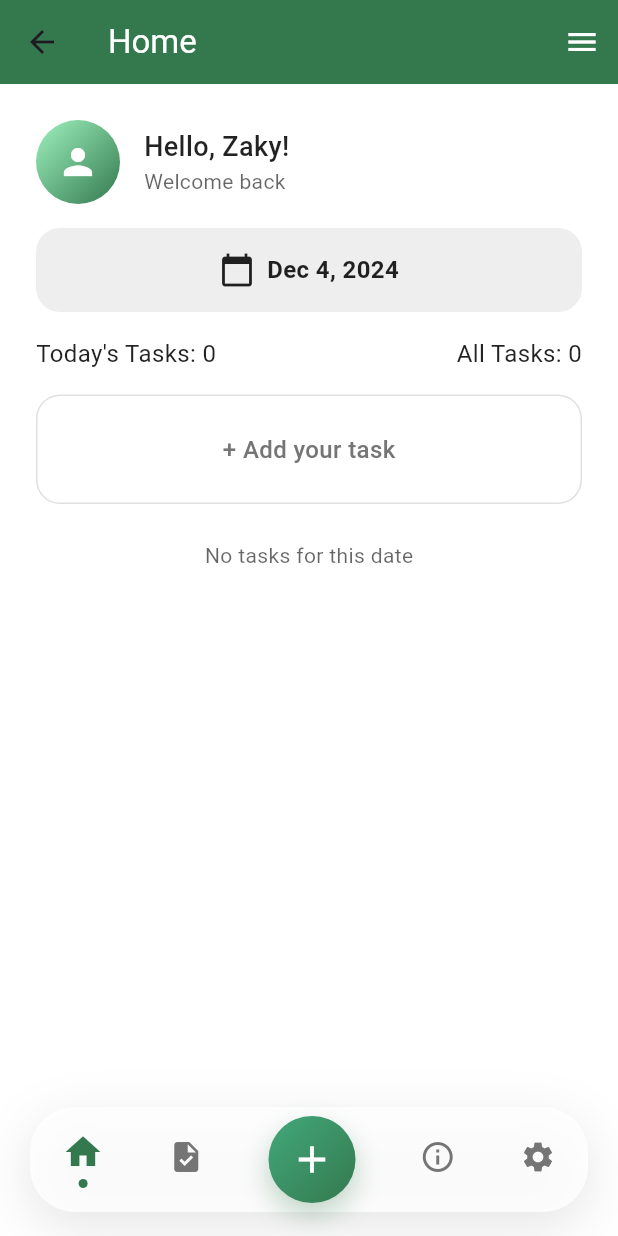
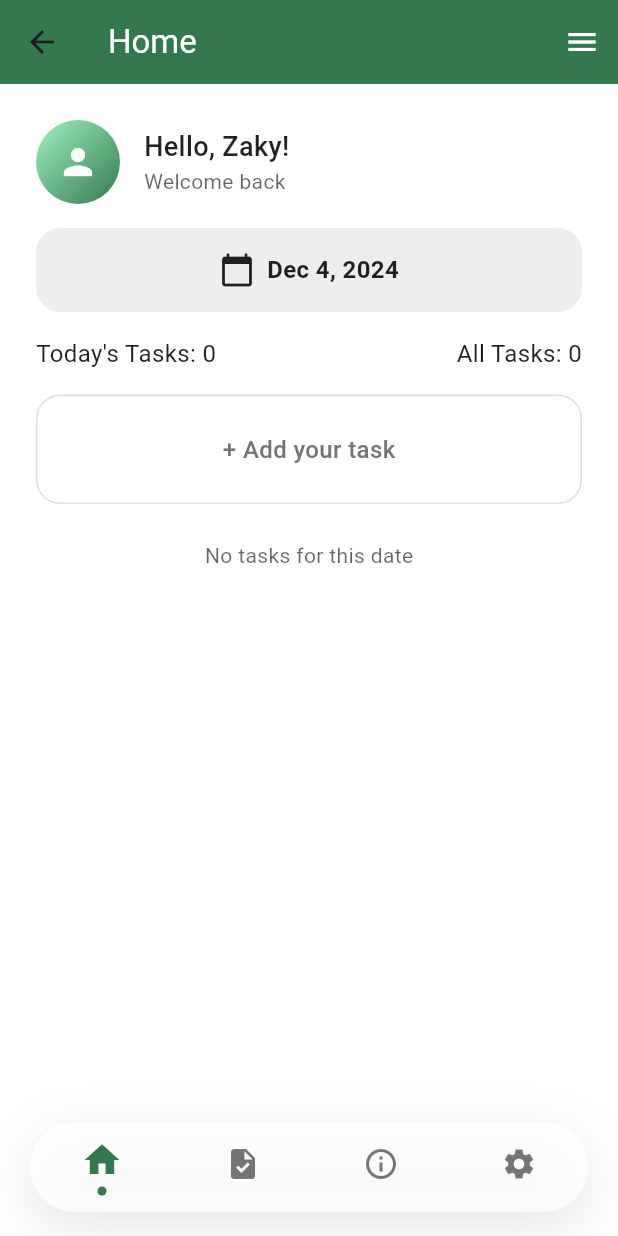
Before and after one commit to zakydarajat/PrakMobile, a Flutter app: the HomePage screen opened by its route, on a phone screen of 412 x 824 dp. Run offline on Flutter 3.47's test engine with Material 3 defaults, Android fonts, the phone set to English and light mode, and no system bars; our stand-ins replace audioplayers, cloud_firestore, firebase_auth, firebase_core, firebase_messaging, flutter_local_notifications and 5 more; accounts and stored records are empty.

Commit message:
Memperbaiki fitur

```diff
--- a/lib/app/modules/home/views/custom_bottom_navbar.dart
+++ b/lib/app/modules/home/views/custom_bottom_navbar.dart
@@ -16,7 +16,7 @@ class CustomBottomNavBar extends StatelessWidget {
   Widget build(BuildContext context) {
     return Container(
       margin: EdgeInsets.only(bottom: 16, left: 20, right: 20),
-      height: 70,
+      height: 60,  // Reduced height for better proportion after removing the center button
       decoration: BoxDecoration(
         color: Colors.white.withOpacity(0.8),
         borderRadius: BorderRadius.circular(30),
@@ -49,7 +49,6 @@ class CustomBottomNavBar extends StatelessWidget {
               Get.offAll(() => HttpView(), binding: HttpBinding());
             },
           ),
-          _buildCenterButton(),
           _buildNavItem(
             icon: Icons.info_outline,
             label: 'Info',
@@ -65,7 +64,7 @@ class CustomBottomNavBar extends StatelessWidget {
             index: 3,
             onTap: () {
               navBarController.updateIndex(3);
-              // Navigate to settings or implement settings logic
+              Get.offAllNamed('profile');
             },
           ),
         ],
@@ -106,34 +105,4 @@ class CustomBottomNavBar extends StatelessWidget {
       }),
     );
   }
-
-  Widget _buildCenterButton() {
-    return Container(
-      width: 58,
-      height: 58,
-      decoration: BoxDecoration(
-        gradient: LinearGradient(
-          colors: [Color(0xff42a87b), primaryColor],
-          begin: Alignment.topLeft,
-          end: Alignment.bottomRight,
-        ),
-        shape: BoxShape.circle,
-        boxShadow: [
-          BoxShadow(
-            color: primaryColor.withOpacity(0.3),
-            blurRadius: 15,
-            offset: Offset(0, 8),
-          ),
-        ],
-      ),
-      child: IconButton(
-        icon: Icon(Icons.add, color: Colors.white, size: 30),
-        onPressed: () {
-          // Define the action for the central button here
-          // For example, navigate to a task creation page or open a modal
-          Get.toNamed('/add-task');
-        },
-      ),
-    );
-  }
 }
--- a/lib/app/modules/profile/views/profile_page.dart
+++ b/lib/app/modules/profile/views/profile_page.dart
@@ -15,6 +15,12 @@ class ProfilePage extends StatelessWidget {
       appBar: AppBar(
         title: Text("Profile"),
         backgroundColor: primaryColor,
+        leading: IconButton(
+          icon: Icon(Icons.arrow_back),
+          onPressed: () {
+            Get.offAllNamed('/home');
+          },
+        ),
       ),
       body: SafeArea(
         child: Center(
```
